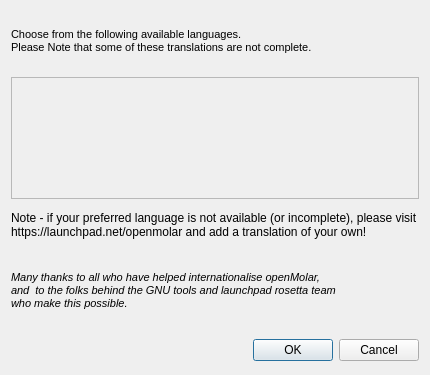
Above: src/openmolar/qt-designer/choose_language.ui from rowinggolfer/openmolar1 before the change. Below: the same form after it.
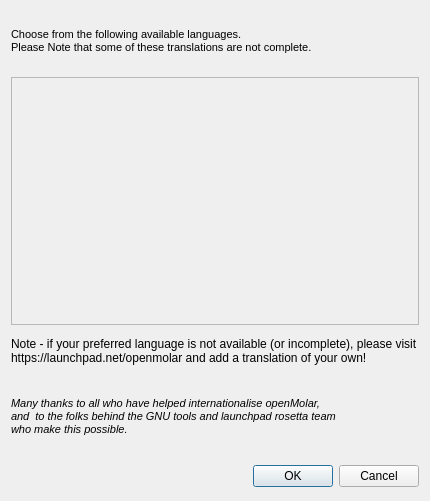
That is the form after the change.

Patch:
```diff
--- a/src/openmolar/qt-designer/choose_language.ui
+++ b/src/openmolar/qt-designer/choose_language.ui
@@ -7,7 +7,7 @@
     <x>0</x>
     <y>0</y>
     <width>426</width>
-    <height>375</height>
+    <height>501</height>
    </rect>
   </property>
   <property name="windowTitle">
@@ -45,7 +45,7 @@
         <x>0</x>
         <y>0</y>
         <width>406</width>
-        <height>124</height>
+        <height>250</height>
        </rect>
       </property>
       <layout class="QHBoxLayout" name="horizontalLayout">
```
